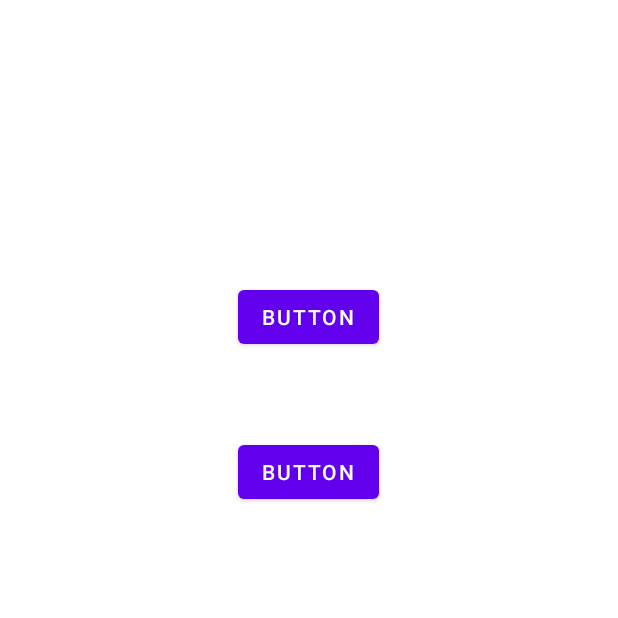
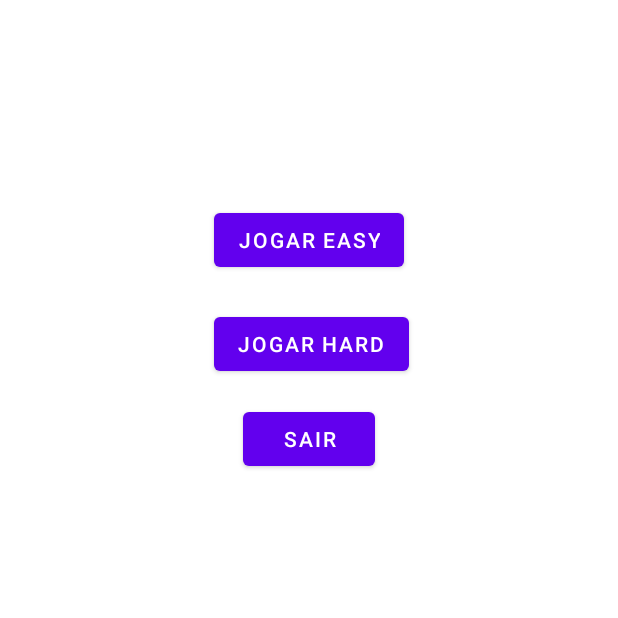
Before and after one commit to CampioniMan/Genius, an Android app: the MainActivity screen opened directly, with no data from a screen before it, on a phone screen of 412 x 824 dp, the top half of it. Run offline under Robolectric (Android 15) with nearby library versions, the phone set to English and light mode, and no system bars; libraries missing offline, so code that uses them is left out: com.example.u15190.

```diff
--- a/app/src/main/java/com/example/Genio/main/JogoActivity.java
+++ b/app/src/main/java/com/example/Genio/main/JogoActivity.java
@@ -1,6 +1,7 @@
 package com.example.Genio.main;
 
 import android.content.Context;
+import android.content.Intent;
 import android.content.pm.ActivityInfo;
 import android.graphics.Bitmap;
 import android.graphics.BitmapFactory;
@@ -27,6 +28,7 @@ public class JogoActivity extends AppCompatActivity implements SensorEventListen
     static Point size;
     SensorManager sensorManager;
     BallView ballView;
+    JogoCPU cpu;
 
     @Override
     protected void onCreate(Bundle savedInstanceState) {
@@ -60,6 +62,8 @@ public class JogoActivity extends AppCompatActivity implements SensorEventListen
                 h.postDelayed(this, 100);
             }
         }, 100);      // (takes millis)(alterar os dois!)
+        Intent it = getIntent();
+        cpu = new JogoCPU(Integer.parseInt(it.getStringExtra("ehHard")));
     }
 
     @Override
--- a/app/src/main/java/com/example/Genio/main/MainActivity.java
+++ b/app/src/main/java/com/example/Genio/main/MainActivity.java
@@ -5,49 +5,51 @@ import android.support.v7.app.AppCompatActivity;
 import android.os.Bundle;
 import android.view.View;
 import android.widget.Button;
-import android.widget.Toast;
 
 import com.example.u15190.genius.R;
 
-public class MainActivity extends AppCompatActivity {
+public class MainActivity extends AppCompatActivity
+{
 
     @Override
-    protected void onStop(){
-        super.onStop();
-    }
-
-    @Override
-    protected void onResume(){
-        super.onResume();
-    }
-
-    @Override
-    protected void onDestroy(){
-        super.onDestroy();
-    }
-
-    @Override
-    protected void onCreate(Bundle savedInstanceState) {
+    protected void onCreate(Bundle savedInstanceState)
+    {
         super.onCreate(savedInstanceState);
         setContentView(R.layout.activity_main);
 
         Button btnFechar = (Button) findViewById(R.id.btnFechar);
-        btnFechar.setOnClickListener(new View.OnClickListener() {
+        btnFechar.setOnClickListener(new View.OnClickListener()
+        {
             @Override
-            public void onClick(View v) {
+            public void onClick(View v)
+            {
                 finish();
             }
         });
 
-        Button btnTela2 = (Button) findViewById(R.id.btnJogar);
-        btnTela2.setOnClickListener(new View.OnClickListener() {
+        Button btnJogarEasy = (Button) findViewById(R.id.btnJogarEasy);
+        btnJogarEasy.setOnClickListener(new View.OnClickListener() {
             @Override
-            public void onClick(View v) {
-
-                Intent it = new Intent(MainActivity.this, JogoActivity.class);
-                startActivity(it);
+            public void onClick(View v)
+            {
+                comecaJogo(0);
             }
         });
 
+        Button btnJogarHard = (Button) findViewById(R.id.btnJogarHard);
+        btnJogarHard.setOnClickListener(new View.OnClickListener() {
+            @Override
+            public void onClick(View v)
+            {
+                comecaJogo(1);
+            }
+        });
+    }
+
+    private void comecaJogo(int _ehHard)
+    {
+        Intent it = new Intent(MainActivity.this, JogoActivity.class);
+        it.putExtra("ehHard", _ehHard+"");
+        startActivity(it);
     }
 }
--- a/app/src/main/res/layout/activity_jogo.xml
+++ b/app/src/main/res/layout/activity_jogo.xml
@@ -8,7 +8,7 @@
     android:paddingLeft="@dimen/activity_horizontal_margin"
     android:paddingRight="@dimen/activity_horizontal_margin"
     android:paddingTop="@dimen/activity_vertical_margin"
-    tools:context="com.example.u15190.genius.com.example.Genio.main.JogoActivity">
+    tools:context="com.example.u15190.genius.JogoActivity">
 
     <LinearLayout
         android:orientation="vertical"
--- a/app/src/main/res/layout/activity_main.xml
+++ b/app/src/main/res/layout/activity_main.xml
@@ -8,24 +8,33 @@
     android:paddingLeft="@dimen/activity_horizontal_margin"
     android:paddingRight="@dimen/activity_horizontal_margin"
     android:paddingTop="@dimen/activity_vertical_margin"
-    tools:context="com.example.u15190.genius.com.example.Genio.main.MainActivity">
+    tools:context="com.example.u15190.genius.MainActivity">
 
     <Button
-        android:text="Button"
+        android:text="Sair"
         android:layout_width="wrap_content"
         android:layout_height="wrap_content"
-        android:layout_alignParentTop="true"
-        android:layout_centerHorizontal="true"
-        android:layout_marginTop="179dp"
-        android:id="@+id/btnJogar" />
+        android:layout_marginTop="63dp"
+        android:id="@+id/btnFechar"
+        android:layout_alignTop="@+id/btnJogarHard"
+        android:layout_centerHorizontal="true" />
 
     <Button
-        android:text="Button"
+        android:text="Jogar Hard"
         android:layout_width="wrap_content"
         android:layout_height="wrap_content"
-        android:layout_marginTop="55dp"
-        android:id="@+id/btnFechar"
-        android:layout_below="@+id/btnJogar"
-        android:layout_alignLeft="@+id/btnJogar"
-        android:layout_alignStart="@+id/btnJogar" />
+        android:id="@+id/btnJogarHard"
+        android:layout_marginTop="21dp"
+        android:layout_below="@+id/btnJogarEasy"
+        android:layout_alignLeft="@+id/btnJogarEasy"
+        android:layout_alignStart="@+id/btnJogarEasy" />
+
+    <Button
+        android:text="Jogar Easy"
+        android:layout_width="wrap_content"
+        android:layout_height="wrap_content"
+        android:layout_marginTop="128dp"
+        android:id="@+id/btnJogarEasy"
+        android:layout_alignParentTop="true"
+        android:layout_centerHorizontal="true" />
 </RelativeLayout>
```
